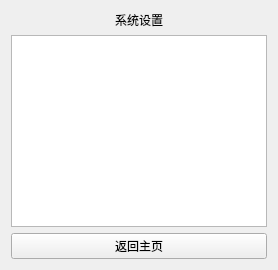
Old version of the form src/widgets/settingwidget.ui in the repository yeisme/CrossControl.
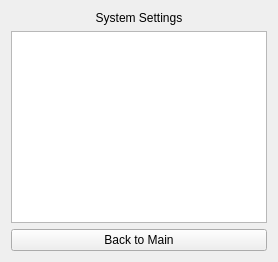
New version of the form.

Commit message: feat: 重构 CrossControlWidget 和 MainWidget，优化界面布局，移除不必要的信号和槽，添加翻译文件机制

```diff
--- a/src/widgets/settingwidget.ui
+++ b/src/widgets/settingwidget.ui
@@ -6,7 +6,7 @@
    <item>
     <widget class="QLabel" name="labelSettingTitle">
      <property name="text">
-      <string>系统设置</string>
+     <string>System Settings</string>
      </property>
      <property name="alignment">
       <set>Qt::AlignmentFlag::AlignCenter</set>
@@ -19,7 +19,7 @@
    <item>
     <widget class="QPushButton" name="btnBackFromSetting">
      <property name="text">
-      <string>返回主页</string>
+     <string>Back to Main</string>
      </property>
     </widget>
    </item>
```
Lines whose indentation alone changed are shown as unchanged. The commit also changes 32 other files.
